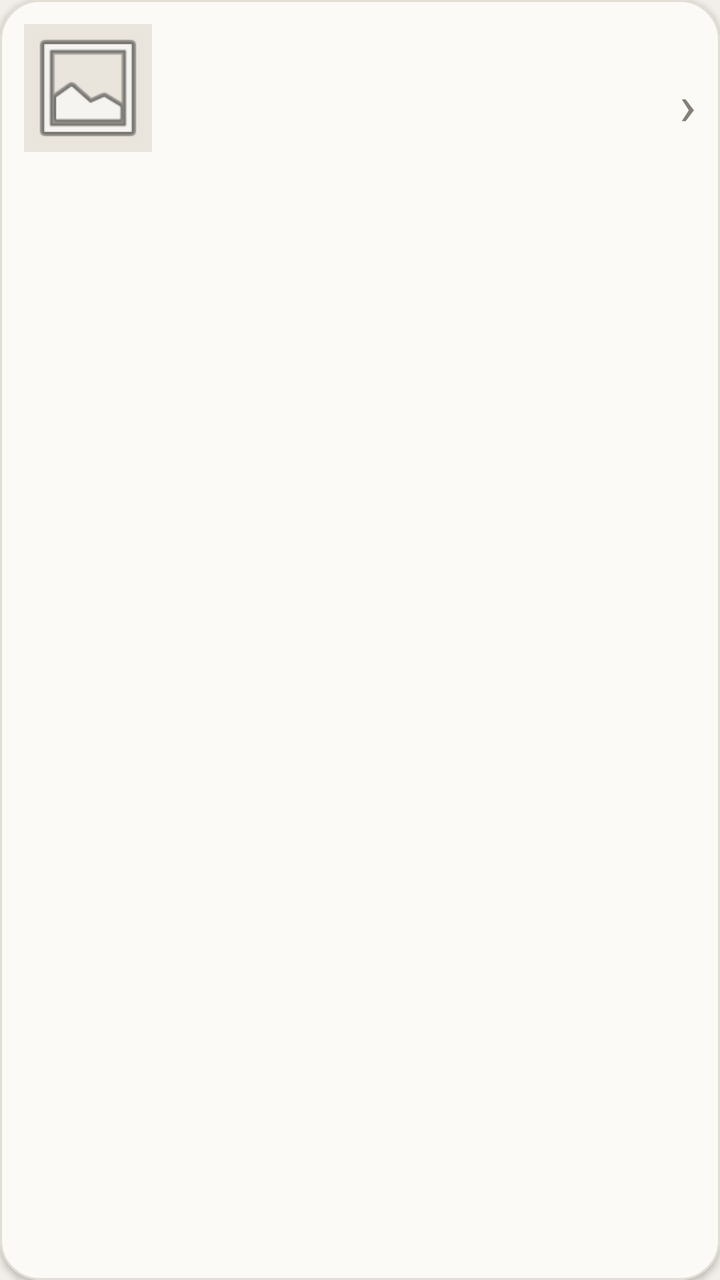
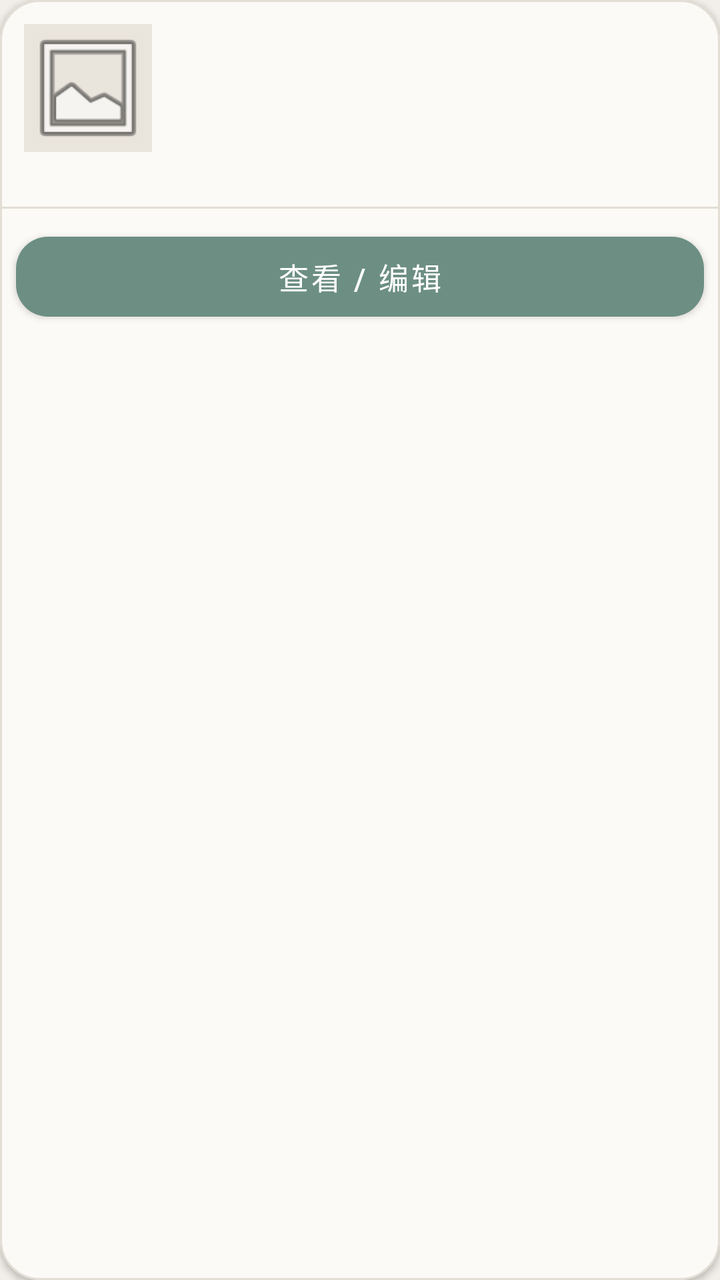

Screens rendered from an Android XML layout before and after an edit, with the pre-edit source and the edit as a unified diff.
<!-- AndroidManifest.xml: application theme Theme.PartManager -->
<!-- res/layout/item_part.xml -->
<?xml version="1.0" encoding="utf-8"?>
<com.google.android.material.card.MaterialCardView xmlns:android="http://schemas.android.com/apk/res/android"
    xmlns:app="http://schemas.android.com/apk/res-auto"
    android:id="@+id/card_root"
    android:layout_width="match_parent"
    android:layout_height="wrap_content"
    android:layout_marginLeft="4dp"
    android:layout_marginTop="6dp"
    android:layout_marginRight="4dp"
    android:layout_marginBottom="6dp"
    android:clickable="true"
    android:focusable="true"
    app:cardBackgroundColor="@color/morandi_card"
    app:cardCornerRadius="20dp"
    app:cardElevation="2dp"
    app:strokeColor="@color/divider"
    app:strokeWidth="1dp">

    <LinearLayout
        android:layout_width="match_parent"
        android:layout_height="wrap_content"
        android:orientation="horizontal"
        android:padding="12dp">

        <ImageView
            android:id="@+id/imgPart"
            android:layout_width="64dp"
            android:layout_height="64dp"
            android:background="@color/morandi_input"
            android:scaleType="centerCrop"
            android:src="@android:drawable/ic_menu_gallery" />

        <LinearLayout
            android:layout_width="0dp"
            android:layout_height="wrap_content"
            android:layout_marginStart="12dp"
            android:layout_weight="1"
            android:orientation="vertical"
            android:gravity="center_vertical">

            <TextView
                android:id="@+id/tvTitle"
                android:layout_width="match_parent"
                android:layout_height="wrap_content"
                android:textColor="@color/text_primary"
                android:textSize="16sp"
                android:textStyle="bold" />

            <TextView
                android:id="@+id/tvCode"
                android:layout_width="match_parent"
                android:layout_height="wrap_content"
                android:layout_marginTop="2dp"
                android:textColor="@color/text_secondary"
                android:textSize="12sp" />

            <TextView
                android:id="@+id/tvQty"
                android:layout_width="match_parent"
                android:layout_height="wrap_content"
                android:layout_marginTop="2dp"
                android:textColor="@color/primary"
                android:textSize="14sp"
                android:textStyle="bold" />

            <TextView
                android:id="@+id/tvMeta"
                android:layout_width="match_parent"
                android:layout_height="wrap_content"
                android:layout_marginTop="2dp"
                android:textColor="@color/text_secondary"
                android:textSize="12sp" />
        </LinearLayout>

        <TextView
            android:layout_width="wrap_content"
            android:layout_height="wrap_content"
            android:layout_gravity="center_vertical"
            android:text="›"
            android:textColor="@color/text_secondary"
            android:textSize="28sp" />

    </LinearLayout>

</com.google.android.material.card.MaterialCardView>
<!-- resources referenced by this layout -->
<resources>
  <color name="divider">#E3DED5</color>
  <color name="morandi_card">#FCFAF6</color>
  <color name="morandi_input">#E9E4DC</color>
  <color name="primary">#6D8F83</color>
  <color name="text_primary">#3B3A36</color>
  <color name="text_secondary">#858077</color>
  <style name="Theme.PartManager" parent="Theme.MaterialComponents.Light.NoActionBar">
          <item name="colorPrimary">@color/primary</item>
          <item name="colorPrimaryVariant">@color/primary_dark</item>
          <item name="colorOnPrimary">@color/on_primary</item>
          <item name="colorSecondary">@color/accent</item>
          <item name="colorSecondaryVariant">@color/accent</item>
          <item name="colorOnSecondary">@color/on_primary</item>
          <item name="colorSurface">@color/morandi_surface</item>
          <item name="colorOnSurface">@color/text_primary</item>
          <item name="colorError">@color/error</item>
          <item name="android:colorBackground">@color/morandi_background</item>
          <item name="android:windowBackground">@color/morandi_background</item>
          <item name="android:statusBarColor">@color/primary_dark</item>
          <item name="android:windowLightStatusBar">false</item>
          <item name="materialButtonStyle">@style/Widget.Morandi.Button</item>
      </style>
  <color name="primary_dark">#55736A</color>
  <color name="on_primary">#FFFFFF</color>
  <color name="accent">#C5AFA6</color>
  <color name="morandi_surface">#F9F6F1</color>
  <color name="error">#C96B5B</color>
  <color name="morandi_background">#F2EFEA</color>
  <style name="Widget.Morandi.Button" parent="Widget.MaterialComponents.Button">
          <item name="backgroundTint">@color/primary</item>
          <item name="cornerRadius">16dp</item>
          <item name="android:textColor">@color/on_primary</item>
          <item name="android:textSize">16sp</item>
          <item name="android:textAllCaps">false</item>
          <item name="android:minHeight">48dp</item>
      </style>
</resources>

<!-- the commit's change to res/layout/item_part.xml (unified diff, before → after) -->
@@ -19,67 +19,80 @@
     <LinearLayout
         android:layout_width="match_parent"
         android:layout_height="wrap_content"
-        android:orientation="horizontal"
-        android:padding="12dp">
+        android:orientation="vertical">
 
-        <ImageView
-            android:id="@+id/imgPart"
-            android:layout_width="64dp"
-            android:layout_height="64dp"
-            android:background="@color/morandi_input"
-            android:scaleType="centerCrop"
-            android:src="@android:drawable/ic_menu_gallery" />
+        
+        <LinearLayout
+            android:layout_width="match_parent"
+            android:layout_height="wrap_content"
+            android:orientation="horizontal"
+            android:padding="12dp">
 
-        <LinearLayout
-            android:layout_width="0dp"
-            android:layout_height="wrap_content"
-            android:layout_marginStart="12dp"
-            android:layout_weight="1"
-            android:orientation="vertical"
-            android:gravity="center_vertical">
+            <ImageView
+                android:id="@+id/imgPart"
+                android:layout_width="64dp"
+                android:layout_height="64dp"
+                android:background="@color/morandi_input"
+                android:scaleType="centerCrop"
+                android:src="@android:drawable/ic_menu_gallery" />
 
-            <TextView
-                android:id="@+id/tvTitle"
-                android:layout_width="match_parent"
+            <LinearLayout
+                android:layout_width="0dp"
                 android:layout_height="wrap_content"
-                android:textColor="@color/text_primary"
-                android:textSize="16sp"
-                android:textStyle="bold" />
+                android:layout_marginStart="12dp"
+                android:layout_weight="1"
+                android:orientation="vertical"
+                android:gravity="center_vertical">
 
-            <TextView
-                android:id="@+id/tvCode"
-                android:layout_width="match_parent"
-                android:layout_height="wrap_content"
-                android:layout_marginTop="2dp"
-                android:textColor="@color/text_secondary"
-                android:textSize="12sp" />
+                <TextView
+                    android:id="@+id/tvTitle"
+                    android:layout_width="match_parent"
+                    android:layout_height="wrap_content"
+                    android:textColor="@color/text_primary"
+                    android:textSize="16sp"
+                    android:textStyle="bold" />
 
-            <TextView
-                android:id="@+id/tvQty"
-                android:layout_width="match_parent"
-                android:layout_height="wrap_content"
-                android:layout_marginTop="2dp"
-                android:textColor="@color/primary"
-                android:textSize="14sp"
-                android:textStyle="bold" />
+                <TextView
+                    android:id="@+id/tvCode"
+                    android:layout_width="match_parent"
+                    android:layout_height="wrap_content"
+                    android:layout_marginTop="2dp"
+                    android:textColor="@color/text_secondary"
+                    android:textSize="12sp" />
 
-            <TextView
-                android:id="@+id/tvMeta"
-                android:layout_width="match_parent"
-                android:layout_height="wrap_content"
-                android:layout_marginTop="2dp"
-                android:textColor="@color/text_secondary"
-                android:textSize="12sp" />
+                <TextView
+                    android:id="@+id/tvQty"
+                    android:layout_width="match_parent"
+                    android:layout_height="wrap_content"
+                    android:layout_marginTop="2dp"
+                    android:textColor="@color/primary"
+                    android:textSize="14sp"
+                    android:textStyle="bold" />
+
+                <TextView
+                    android:id="@+id/tvMeta"
+                    android:layout_width="match_parent"
+                    android:layout_height="wrap_content"
+                    android:layout_marginTop="2dp"
+                    android:textColor="@color/text_secondary"
+                    android:textSize="12sp" />
+            </LinearLayout>
         </LinearLayout>
 
-        <TextView
-            android:layout_width="wrap_content"
-            android:layout_height="wrap_content"
-            android:layout_gravity="center_vertical"
-            android:text="›"
-            android:textColor="@color/text_secondary"
-            android:textSize="28sp" />
+        <View
+            android:layout_width="match_parent"
+            android:layout_height="1dp"
+            android:background="@color/divider" />
 
+        
+        <Button
+            android:id="@+id/btnEdit"
+            style="@style/Widget.Morandi.Button"
+            android:layout_width="match_parent"
+            android:layout_height="52dp"
+            android:layout_margin="8dp"
+            android:text="查看 / 编辑"
+            android:textSize="15sp" />
     </LinearLayout>
 
 </com.google.android.material.card.MaterialCardView>
